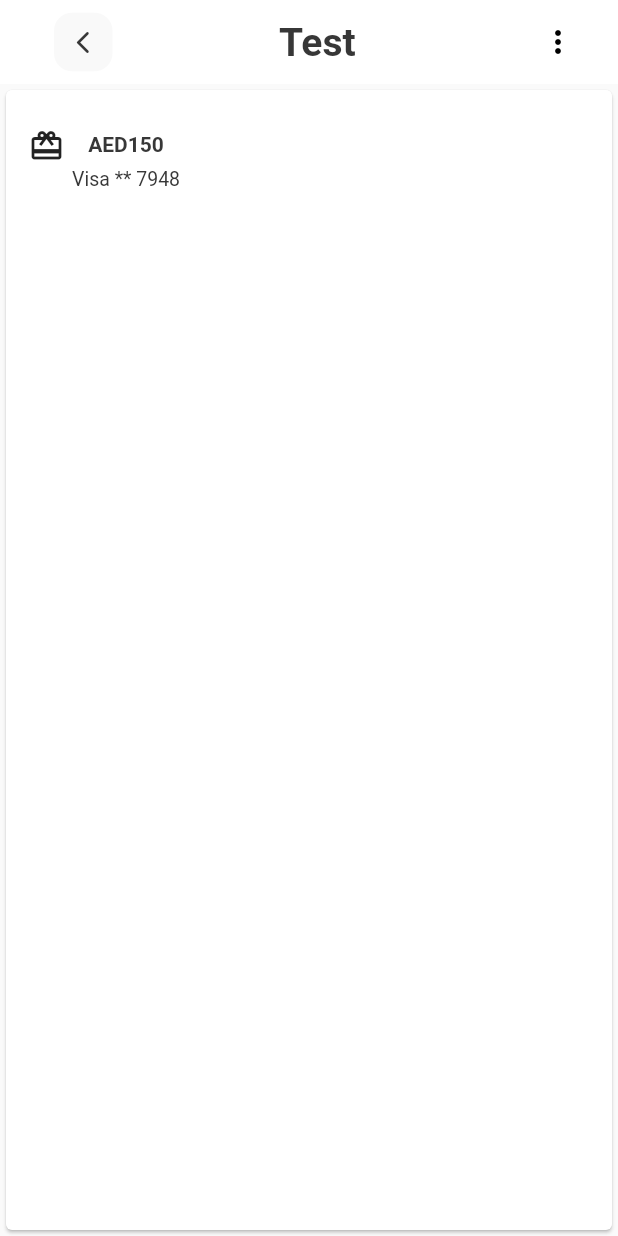
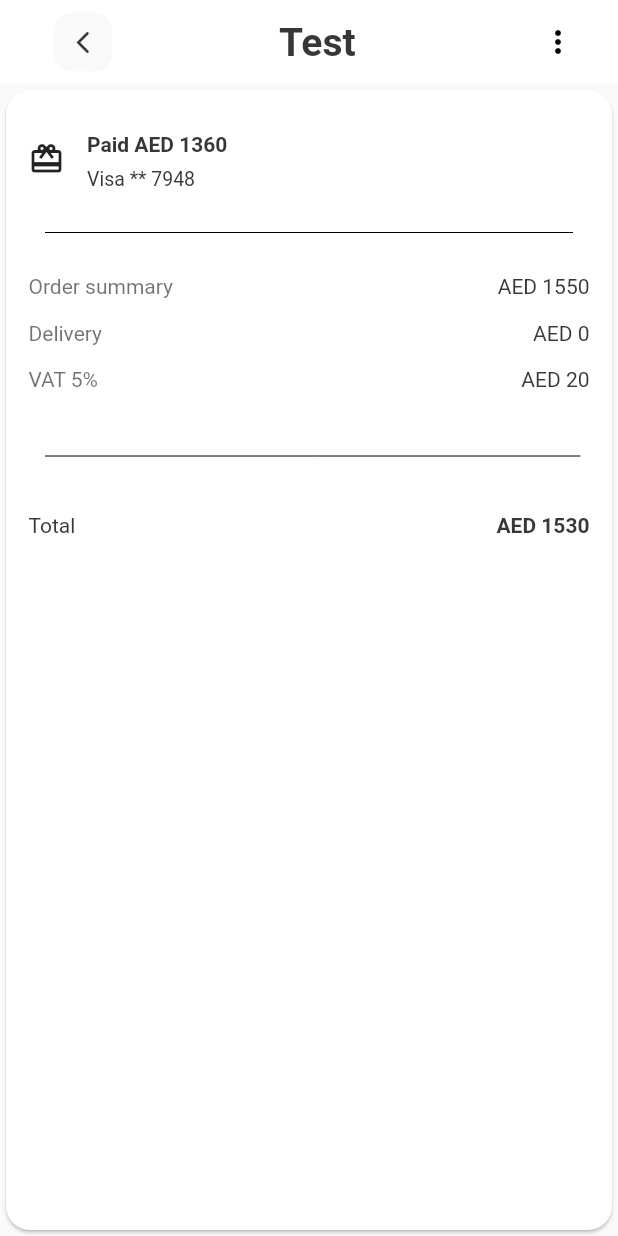
Before and after one commit to fcolakovic2/meelz, a Flutter app: the screen it shows after launch, on a phone screen of 412 x 824 dp. Run offline on Flutter 3.47's test engine with Material 2 defaults, Android fonts, the phone set to English and light mode, and no system bars; Roboto replaces fonts that are missing (Averta CY).

Commit message:
zavrsena kartica payment

```diff
--- a/lib/payment_card.dart
+++ b/lib/payment_card.dart
@@ -10,9 +10,13 @@ class PaymentKartica extends StatelessWidget {
   @override
   Widget build(BuildContext context) {
     return Card(
-      child: Row(children: <Widget>[
+      shape: RoundedRectangleBorder(borderRadius: BorderRadius.circular(16)),
+      child: Column(
+        children: [
+          Row(children: <Widget>[
             Padding(
-          padding: const EdgeInsets.only(left: 15.0, top: 25.0, right: 5.0),
+              padding:
+                  const EdgeInsets.only(left: 15.0, top: 25.0, right: 15.0),
               child: Column(
                 mainAxisAlignment: MainAxisAlignment.start,
                 children: <Widget>[
@@ -26,24 +30,91 @@ class PaymentKartica extends StatelessWidget {
             ),
             Padding(
               padding: const EdgeInsets.only(top: 28.0),
-          child: Column(children: <Widget>[
-            Row(mainAxisAlignment: MainAxisAlignment.start, children: <Widget>[
-              Text(
-                "AED150",
+              child: Column(
+                  crossAxisAlignment: CrossAxisAlignment.start,
+                  children: <Widget>[
+                    Padding(
+                      padding: const EdgeInsets.only(bottom: 8.0),
+                      child: Text(
+                        "Paid AED 1360",
                         style: stilNaslovaPaymenta,
+                      ),
+                    ),
+                    Text("Visa ** 7948", style: stilVisa),
+                  ]),
             ),
           ]),
           Padding(
-                padding: const EdgeInsets.only(
-              bottom: 8.0,
-            )),
-            Row(
-              mainAxisAlignment: MainAxisAlignment.start,
-              children: <Widget>[Text("Visa ** 7948", style: stilVisa)],
+            padding: const EdgeInsets.only(top: 20.0, bottom: 20.0),
+            child: Divider(
+              indent: 26,
+              endIndent: 26,
+              color: Colors.black,
             ),
-          ]),
           ),
-      ]),
+          Padding(
+            padding:
+                const EdgeInsets.only(left: 15.0, right: 15.0, bottom: 15.0),
+            child: Row(
+              mainAxisAlignment: MainAxisAlignment.spaceBetween,
+              children: <Widget>[
+                Text(
+                  "Order summary",
+                  style: orderDelVAT,
+                ),
+                Text("AED 1550", style: totalnoopacity),
+              ],
+            ),
+          ),
+          Padding(
+            padding:
+                const EdgeInsets.only(left: 15.0, right: 15.0, bottom: 15.0),
+            child: Row(
+              mainAxisAlignment: MainAxisAlignment.spaceBetween,
+              children: <Widget>[
+                Text(
+                  "Delivery",
+                  style: orderDelVAT,
+                ),
+                Text("AED 0", style: totalnoopacity),
+              ],
+            ),
+          ),
+          Padding(
+            padding:
+                const EdgeInsets.only(left: 15.0, right: 15.0, bottom: 15.0),
+            child: Row(
+              mainAxisAlignment: MainAxisAlignment.spaceBetween,
+              children: <Widget>[
+                Text(
+                  "VAT 5%",
+                  style: orderDelVAT,
+                ),
+                Text("AED 20", style: totalnoopacity),
+              ],
+            ),
+          ),
+          Padding(
+            padding: const EdgeInsets.only(top: 20.0, bottom: 30.0),
+            child: Divider(
+              indent: 26,
+              endIndent: 21,
+              color: Colors.black,
+            ),
+          ),
+          Padding(
+            padding:
+                const EdgeInsets.only(left: 15.0, right: 15.0, bottom: 15.0),
+            child: Row(
+              mainAxisAlignment: MainAxisAlignment.spaceBetween,
+              children: <Widget>[
+                Text("Total", style: totalnoopacity),
+                Text("AED 1530", style: total),
+              ],
+            ),
+          ),
+        ],
+      ),
     );
   }
 }
--- a/lib/utils/style/styles.dart
+++ b/lib/utils/style/styles.dart
@@ -104,3 +104,27 @@ final TextStyle stilVisa = TextStyle(
   fontWeight: FontWeight.normal,
   color: Color(0xff373737),
 );
+
+final TextStyle orderDelVAT = TextStyle(
+  fontSize: 14,
+  fontFamily: "Averta CY",
+  fontStyle: FontStyle.normal,
+  fontWeight: FontWeight.w400,
+  color: Color(0xff373737).withOpacity(0.7),
+);
+
+final TextStyle total = TextStyle(
+  fontSize: 14,
+  fontFamily: "Averta CY",
+  fontStyle: FontStyle.normal,
+  fontWeight: FontWeight.bold,
+  color: Color(0xff373737),
+);
+
+final TextStyle totalnoopacity = TextStyle(
+  fontSize: 14,
+  fontFamily: "Averta CY",
+  fontStyle: FontStyle.normal,
+  fontWeight: FontWeight.w400,
+  color: Color(0xff373737),
+);
```
Lines whose indentation alone changed are shown as unchanged.
